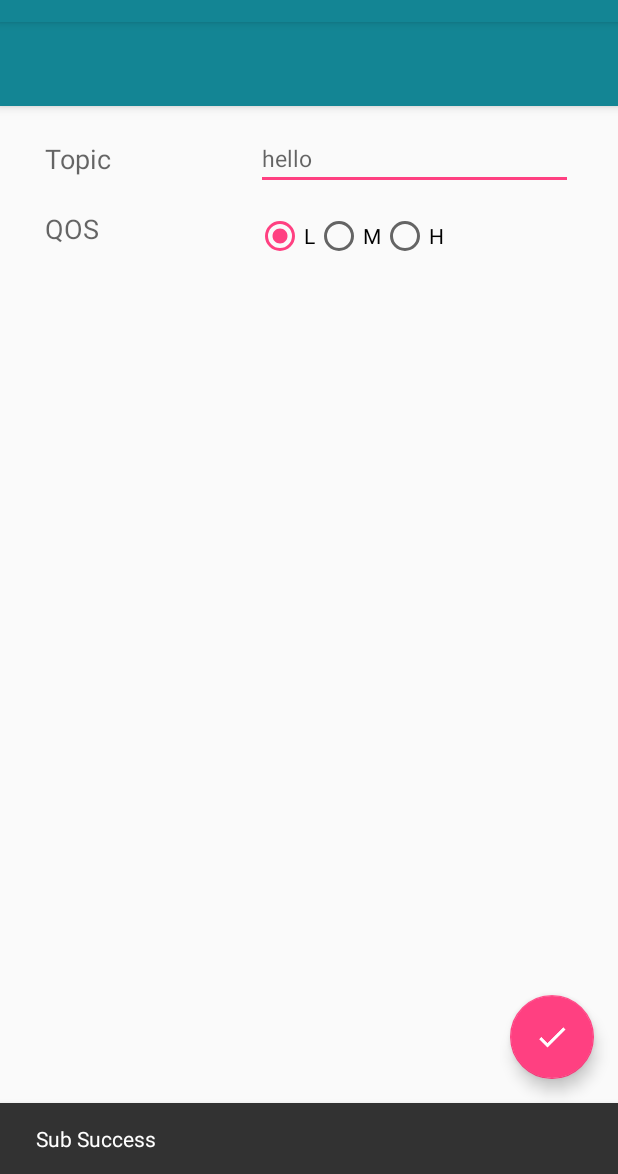
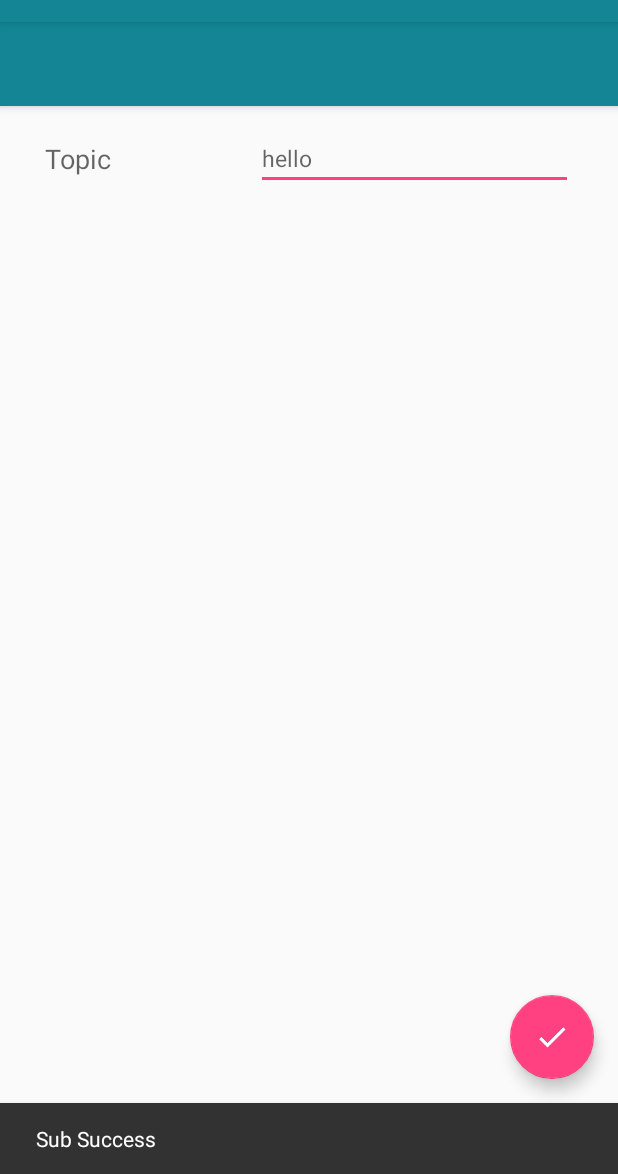
Before and after one commit to Waynehfut/easyconnect, an Android app: the fragment MQTTSubFragment shown on its own in the app's theme, after a tap on an icon or button, on a phone screen of 412 x 824 dp, the part 62-1236 px from its top. Run offline under Robolectric (Android 15) with nearby library versions, the phone set to English and light mode, and no system bars; libraries missing offline, so code that uses them is left out: org.eclipse.paho; 1 statement that could not run was skipped.

Commit message:
imporve sub topic
Signed-off-by: waynehfut <waynehfut@163.com>

```diff
--- a/app/src/main/java/com/waynehfut/easyconnect/Connection.java
+++ b/app/src/main/java/com/waynehfut/easyconnect/Connection.java
@@ -307,7 +307,7 @@ public class Connection {
 
     }
 
-    public void subMessage(String topic, int qos) throws Exception {
+    public void subMessage(String topic) throws Exception {
         if (mqttClient!=null) {
             mqttClient.subscribe(topic);
         }else {
--- a/app/src/main/java/com/waynehfut/easyconnect/MQTTSubFragment.java
+++ b/app/src/main/java/com/waynehfut/easyconnect/MQTTSubFragment.java
@@ -18,8 +18,6 @@ import android.widget.RadioGroup;
  */
 public class MQTTSubFragment extends Fragment {
     private EditText mTopicId;
-    private RadioGroup mQOSRadioGroup;
-    private int mQOS = 0;
     private Connection connection=Connection.getConnection();
     public static MQTTSubFragment newInstance() {
         MQTTSubFragment mqttSubFragment = new MQTTSubFragment();
@@ -37,30 +35,12 @@ public class MQTTSubFragment extends Fragment {
         View view = inflater.inflate(R.layout.new_sub, container, false);
         mTopicId = (EditText) view.findViewById(R.id.sub_topic);
         FloatingActionButton fab = (FloatingActionButton) view.findViewById(R.id.verifyYesButton);
-        mQOSRadioGroup = (RadioGroup) view.findViewById(R.id.qosRadio);
-        mQOSRadioGroup.setOnCheckedChangeListener(new RadioGroup.OnCheckedChangeListener() {
-            @Override
-            public void onCheckedChanged(RadioGroup group, int checkedId) {
-                int newCheckedId = group.getCheckedRadioButtonId();
-                switch (newCheckedId) {
-                    case R.id.qos0:
-                        mQOS = 0;
-                        break;
-                    case R.id.qos1:
-                        mQOS = 1;
-                        break;
-                    case R.id.qos2:
-                        mQOS = 2;
-                        break;
-                }
-            }
-        });
 
         fab.setOnClickListener(new View.OnClickListener() {
             @Override
             public void onClick(View view) {
                 try {
-                    connection.subMessage(mTopicId.getText().toString(),  mQOS);
+                    connection.subMessage(mTopicId.getText().toString());
                     Snackbar.make(view, "Sub Success", Snackbar.LENGTH_SHORT)
                             .setAction("Action", null).show();
                 } catch (Exception e) {
--- a/app/src/main/res/layout/new_connect.xml
+++ b/app/src/main/res/layout/new_connect.xml
@@ -101,7 +101,7 @@
                     android:layout_marginTop="10dp"
                     android:layout_weight="3"
                     android:gravity="center_vertical"
-                    android:text="@string/empty"
+                    android:hint="@string/empty"
                     android:textSize="15dp" />
             </TableRow>
 
--- a/app/src/main/res/layout/new_pub.xml
+++ b/app/src/main/res/layout/new_pub.xml
@@ -72,13 +72,14 @@
                 <EditText
                     android:id="@+id/pub_context"
                     android:layout_width="0dp"
-                    android:layout_height="match_parent"
+                    android:layout_height="wrap_content"
                     android:layout_marginRight="30dp"
                     android:layout_marginTop="10dp"
                     android:layout_weight="3"
                     android:gravity="center_vertical"
                     android:hint="@string/messageHint"
-                    android:textSize="15dp" />
+                    android:textSize="15dp"
+                    />
             </TableRow>
 
             <TableRow>
--- a/app/src/main/res/layout/new_sub.xml
+++ b/app/src/main/res/layout/new_sub.xml
@@ -56,53 +56,6 @@
                     android:hint="@string/topicHint"
                     android:textSize="15dp" />
             </TableRow>
-            <TableRow>
-
-                <TextView
-                    android:layout_width="0dp"
-                    android:layout_height="match_parent"
-                    android:layout_marginLeft="30dp"
-                    android:layout_marginTop="10dp"
-                    android:layout_weight="2"
-                    android:gravity="center_vertical"
-                    android:text="@string/qos"
-                    android:textAppearance="?android:attr/textAppearanceMedium"/>
-
-
-
-                <RadioGroup
-                    android:id="@+id/qosRadio"
-                    android:layout_width="0dp"
-                    android:layout_height="match_parent"
-                    android:orientation="horizontal"
-                    android:layout_marginTop="10dp"
-                    android:layout_marginRight="30dp"
-                    android:layout_gravity="center_vertical"
-                    android:layout_weight="3"
-                    >
-
-                    <RadioButton
-                        android:id="@+id/qos0"
-                        android:layout_width="wrap_content"
-                        android:layout_height="wrap_content"
-                        android:checked="true"
-                        android:text="@string/qos0"
-
-                        />
-
-                    <RadioButton
-                        android:id="@+id/qos1"
-                        android:layout_width="wrap_content"
-                        android:layout_height="wrap_content"
-                        android:text="@string/qos1" />
-
-                    <RadioButton
-                        android:id="@+id/qos2"
-                        android:layout_width="wrap_content"
-                        android:layout_height="wrap_content"
-                        android:text="@string/qos2" />
-                </RadioGroup>
-            </TableRow>
         </TableLayout>
     </ScrollView>
 
--- a/app/src/main/res/values/strings.xml
+++ b/app/src/main/res/values/strings.xml
@@ -48,7 +48,6 @@
     <string name="qos0">L</string>
     <string name="qos1">M</string>
     <string name="qos2">H</string>
-    <string name="empty"></string>
     <string name="qos">QOS</string>
     <string name="retained">Retained</string>
     <string name="cleanSession">Clean Session</string>
@@ -217,5 +216,6 @@
     <string name="con_success">Already Connected to</string>
     <string name="conn_fail">Fail Connect to</string>
     <string name="to_string">Client ID is</string>
+    <string name="empty">cilentId</string>
 
 </resources>
```
Also changed, not shown: 1 other file.
